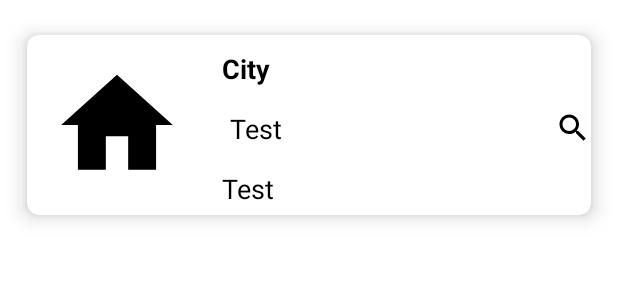
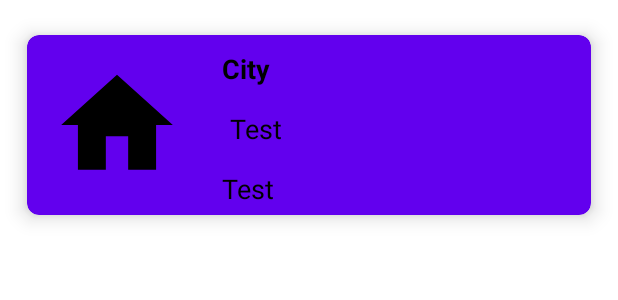
Before and after one commit to gabrielmtvia/MyWheather, an Android app: the layout weathercard_layout.xml on its own in the app's theme, with its tools: preview values and no code run, on a phone screen of 412 x 824 dp. Shown: the top 300 px of the screen. Run offline under Robolectric (Android 15) with nearby library versions, the phone set to English and light mode, and no system bars.

```diff
--- a/app/src/main/java/com/example/mywheather/database/OfflineRepository.java
+++ b/app/src/main/java/com/example/mywheather/database/OfflineRepository.java
@@ -21,14 +21,12 @@ public class OfflineRepository {
     private WeatherDAO weatherDao;
     private LiveData<List<WeatherModel>> listLiveData;
     private ExecutorService executorService;
-    //private Handler mainThreadHandler;
     private static OfflineRepository instance;
 
     private OfflineRepository(Application application){
         WeatherDatabase database = WeatherDatabase.getInstance(application);
         weatherDao = database.weatherDao();
         executorService = Executors.newFixedThreadPool(2);
-        //mainThreadHandler = HandlerCompat.createAsync(Looper.getMainLooper());
         listLiveData = weatherDao.getAll();
     }
 
@@ -45,7 +43,6 @@ public class OfflineRepository {
 
     public void insert(WeatherModel model){
         executorService.execute(()->weatherDao.insert(model));
-        System.out.println("INSERTED MODEL IN DATABASE " + model.toString() +"  ");
     }
 
     public void delete(WeatherModel model){
--- a/app/src/main/java/com/example/mywheather/networking/WResponse.java
+++ b/app/src/main/java/com/example/mywheather/networking/WResponse.java
@@ -20,7 +20,6 @@ public class WResponse {
 
 	public WeatherModel getWeather(){
 		WeatherModel model = new WeatherModel(getLocation().getName(), getLocation().getRegion(), getLocation().getLocaltime(), "http:"+getCurrent().getCondition().getIcon(), (double) getCurrent().getTempC());
-		System.out.println(model);
 		return model;
 	}
 }
--- a/app/src/main/java/com/example/mywheather/networking/WeatherApi.java
+++ b/app/src/main/java/com/example/mywheather/networking/WeatherApi.java
@@ -7,6 +7,8 @@ import retrofit2.http.Query;
 
 public interface WeatherApi {
 
+    //This free period of the API Key expires on february 13 2023, after that date I don't know how the app will behave.
+
     String BASE_URL = "http://api.weatherapi.com/v1/";
     String API_KEY = "74e90cad699345dba18202905233001";
 
--- a/app/src/main/java/com/example/mywheather/networking/WeatherRepository.java
+++ b/app/src/main/java/com/example/mywheather/networking/WeatherRepository.java
@@ -39,7 +39,6 @@ public class WeatherRepository {
             public void onResponse(Call<WResponse> call, Response<WResponse> response) {
                 if(response.isSuccessful()){
                     searchedWeatherData.setValue(response.body().getWeather());
-                    System.out.println(response.body().getWeather().toString());
                 }
             }
             @EverythingIsNonNull
--- a/app/src/main/java/com/example/mywheather/view/fragments/homeFragment.java
+++ b/app/src/main/java/com/example/mywheather/view/fragments/homeFragment.java
@@ -44,8 +44,6 @@ public class homeFragment extends Fragment {
 
         viewModel = new ViewModelProvider(this).get(WeatherViewModel.class);
 
-        System.out.println("viewmodel to string on home fragment "+ viewModel);
-
         adapter = new WeatherAdapter(viewModel.getList().getValue());
         adapter.notifyDataSetChanged();
 
--- a/app/src/main/java/com/example/mywheather/viewmodel/WeatherViewModel.java
+++ b/app/src/main/java/com/example/mywheather/viewmodel/WeatherViewModel.java
@@ -17,7 +17,6 @@ import java.util.List;
 public class WeatherViewModel extends AndroidViewModel {
 
     private WeatherRepository repository;
-    private LiveData<List<WeatherModel>> mainList;
     private OfflineRepository offlineRepository;
 
 
@@ -25,7 +24,6 @@ public class WeatherViewModel extends AndroidViewModel {
         super(app);
         offlineRepository = OfflineRepository.getInstance(app);
         repository = WeatherRepository.getInstance();
-        mainList = offlineRepository.getListLiveData();
     }
 
     public LiveData<WeatherModel> getSearchedWeather(){
@@ -46,7 +44,6 @@ public class WeatherViewModel extends AndroidViewModel {
 
     public void addToList(WeatherModel model){
         offlineRepository.insert(model);
-        System.out.println("temporary added "  + model.toString());
     }
 
     public void removeFromList(WeatherModel model){
--- a/app/src/main/res/layout/weathercard_layout.xml
+++ b/app/src/main/res/layout/weathercard_layout.xml
@@ -4,7 +4,7 @@
     android:layout_width="match_parent"
     android:layout_height="wrap_content"
     android:layout_margin="5dp"
-    app:cardBackgroundColor="@color/white"
+    app:cardBackgroundColor="@color/purple_500"
     app:cardCornerRadius="8dp"
     app:cardElevation="8dp"
     app:cardMaxElevation="10dp"
@@ -48,8 +48,7 @@
             android:drawablePadding="2dp"
             android:textSize="18sp"
             android:textColor="@color/black"
-            android:text="@string/text_description"
-            app:drawableEndCompat="@drawable/ic_baseline_search_24" />
+            android:text="@string/text_description" />
 
         <TextView
             android:id="@+id/time"
```
